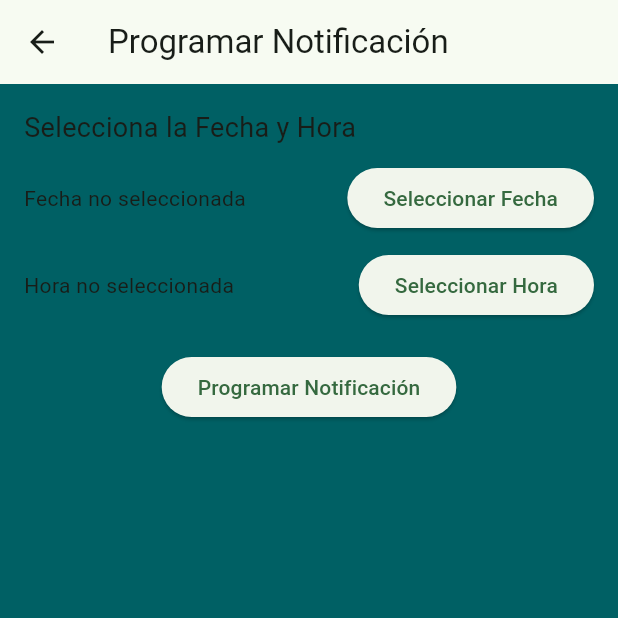
After one commit to santiagocarrilloT/Byls, a Flutter app: the NotificationsTransactions screen opened by its route, after a tap on "Programar Notificación", on a phone screen of 412 x 824 dp, the top half of it. The commit adds this screen. Run offline on Flutter 3.47's test engine with Material 3 defaults, Android fonts, the phone set to English and light mode, and no system bars; our stand-ins replace flutter_colorpicker, flutter_local_notifications, font_awesome_flutter, go_router, supabase_flutter, timezone; accounts and stored records are empty.

Commit message:
InicioCrear Notificaciones Programadas

```diff
--- a/lib/main.dart
+++ b/lib/main.dart
@@ -1,14 +1,28 @@
+import 'package:byls_app/services/notification_service.dart';
 import 'package:byls_app/services/supabase_service.dart';
 import 'package:flutter/material.dart';
+import 'package:flutter_local_notifications/flutter_local_notifications.dart';
 // ignore: depend_on_referenced_packages
 import 'src/App.dart';
 // ignore: depend_on_referenced_packages
 import 'package:supabase_flutter/supabase_flutter.dart';
+import 'package:timezone/data/latest.dart' as tz;
+
+
+final FlutterLocalNotificationsPlugin flutterLocalNotificationsPlugin =
+    FlutterLocalNotificationsPlugin();
 
 Future<void> main() async {
   WidgetsFlutterBinding.ensureInitialized();
   //await Uniservices.init();
 
+  //Configurar Zona Horaria de la aplicación (Para notificaciones locales)
+  tz.initializeTimeZones();
+
+  //Inicialización notificaciones locales (Android)
+  await NotificationService.inicializacion(flutterLocalNotificationsPlugin);
+
+  //Inicialización de Supabase
   await Supabase.initialize(
     url: 'https://vjfdvqliwmkhlkigitnt.supabase.co/',
     anonKey:
@@ -16,5 +30,6 @@ Future<void> main() async {
   );
   final supabaseService = SupabaseService();
 
+  // Inicialización de la aplicación
   runApp(MyApp(supabaseService: supabaseService));
 }
--- a/lib/router/routes.dart
+++ b/lib/router/routes.dart
@@ -4,6 +4,7 @@ import 'package:byls_app/src/pages/crearCategoria.dart';
 import 'package:byls_app/src/pages/currencyConvert.dart';
 import 'package:byls_app/src/pages/home.dart';
 import 'package:byls_app/src/pages/accountsForm.dart';
+import 'package:byls_app/src/pages/notificationsTransactions.dart';
 import 'package:byls_app/src/pages/optionsSettings.dart';
 import 'package:byls_app/src/pages/sigIn.dart';
 import 'package:byls_app/src/pages/signUp.dart';
@@ -161,6 +162,16 @@ class CustomRoutes {
           key: state.pageKey,
           child: const TransferAccounts(),
         );
-        }),
+      },
+    ),
+    GoRoute(
+      path: '/configurarNotificaciones',
+      pageBuilder: (context, state) {
+        return MaterialPage(
+          key: state.pageKey,
+          child: const NotificationsTransactions(),
+        );
+      },
+    ),
   ];
 }
--- /dev/null
+++ b/lib/src/pages/notificationsTransactions.dart
@@ -0,0 +1,171 @@
+import 'package:flutter/material.dart';
+import 'package:flutter_local_notifications/flutter_local_notifications.dart';
+import 'package:go_router/go_router.dart';
+import 'package:intl/intl.dart';
+import 'package:timezone/timezone.dart' as tz;
+import 'package:timezone/data/latest.dart' as tz;
+
+class NotificationsTransactions extends StatefulWidget {
+  const NotificationsTransactions({super.key});
+
+  @override
+  State<NotificationsTransactions> createState() =>
+      _NotificationsTransactionsState();
+}
+
+class _NotificationsTransactionsState extends State<NotificationsTransactions> {
+  final FlutterLocalNotificationsPlugin flutterLocalNotificationsPlugin =
+      FlutterLocalNotificationsPlugin();
+
+  DateTime? fechaSeleccionada;
+  TimeOfDay? horaSeleccionada;
+
+  //Función para visualizar el selector de fecha
+  Future<void> seleccionarFecha(BuildContext context) async {
+    final DateTime? fechaSeleccionada = await showDatePicker(
+      context: context,
+      initialDate: DateTime.now(),
+      firstDate: DateTime.now(),
+      lastDate: DateTime.now().add(
+        const Duration(days: 365),
+      ),
+    );
+    if (fechaSeleccionada != null) {
+      setState(() {
+        this.fechaSeleccionada = fechaSeleccionada;
+      });
+    }
+  }
+
+  //Función para visualizar el selector de hora
+  Future<void> seleccionarHora(BuildContext context) async {
+    final TimeOfDay? horaSeleccionada = await showTimePicker(
+      context: context,
+      initialTime: TimeOfDay.now(),
+    );
+    if (horaSeleccionada != null) {
+      setState(() {
+        this.horaSeleccionada = horaSeleccionada;
+      });
+    }
+  }
+
+  //Función para programar la notificación
+  Future _programarNotificacion(
+      {required FlutterLocalNotificationsPlugin fln}) async {
+    if (fechaSeleccionada != null && horaSeleccionada != null) {
+      final fechaHoraNotificacion = DateTime(
+        fechaSeleccionada!.year,
+        fechaSeleccionada!.month,
+        fechaSeleccionada!.day,
+        horaSeleccionada!.hour,
+        horaSeleccionada!.minute,
+      );
+      if (fechaHoraNotificacion.isAfter(DateTime.now())) {
+        AndroidNotificationDetails androidPlatformChannelSpecifics =
+            const AndroidNotificationDetails(
+          'transaccion_channel_id',
+          'Transacciones',
+          playSound: true,
+          importance: Importance.max,
+          priority: Priority.high,
+        );
+        var not = NotificationDetails(android: androidPlatformChannelSpecifics);
+
+        // Define el tiempo de la notificación
+        // Convertir DateTime a TZDateTime
+        final tz.TZDateTime tzFechaHoraNotificacion = tz.TZDateTime.from(
+          fechaHoraNotificacion,
+          tz.getLocation('America/Bogota'),
+        );
+
+        // Programa la notificación
+        await flutterLocalNotificationsPlugin.zonedSchedule(
+            0,
+            'Recordatorio de gasto',
+            'Es hora de registrar tus gastos e ingresos',
+            tzFechaHoraNotificacion,
+            not,
+            androidAllowWhileIdle: true,
+            uiLocalNotificationDateInterpretation:
+                UILocalNotificationDateInterpretation.absoluteTime);
+
+        ScaffoldMessenger.of(context).showSnackBar(
+          const SnackBar(content: Text('Notificación programada')),
+        );
+      } else {
+        ScaffoldMessenger.of(context).showSnackBar(
+          const SnackBar(
+              content: Text(
+                  'Selecciona una fecha y hora futura para la notificación')),
+        );
+      }
+    }
+  }
+
+  @override
+  Widget build(BuildContext context) {
+    return Scaffold(
+      appBar: AppBar(
+        title: const Text('Programar Notificación'),
+        leading: IconButton(
+          icon: const Icon(Icons.arrow_back),
+          onPressed: () {
+            context.go("/app_entry");
+          },
+        ),
+      ),
+      body: Padding(
+        padding: const EdgeInsets.all(16.0),
+        child: Column(
+          crossAxisAlignment: CrossAxisAlignment.start,
+          children: [
+            const Text(
+              'Selecciona la Fecha y Hora',
+              style: TextStyle(fontSize: 18),
+            ),
+            const SizedBox(height: 10),
+            Row(
+              mainAxisAlignment: MainAxisAlignment.spaceBetween,
+              children: [
+                Text(
+                  fechaSeleccionada == null
+                      ? 'Fecha no seleccionada'
+                      : DateFormat('yyyy-MM-dd').format(fechaSeleccionada!),
+                ),
+                ElevatedButton(
+                  onPressed: () => seleccionarFecha(context),
+                  child: const Text('Seleccionar Fecha'),
+                ),
+              ],
+            ),
+            const SizedBox(height: 10),
+            Row(
+              mainAxisAlignment: MainAxisAlignment.spaceBetween,
+              children: [
+                Text(
+                  horaSeleccionada == null
+                      ? 'Hora no seleccionada'
+                      : horaSeleccionada!.format(context),
+                ),
+                ElevatedButton(
+                  onPressed: () => seleccionarHora(context),
+                  child: const Text('Seleccionar Hora'),
+                ),
+              ],
+            ),
+            const SizedBox(height: 20),
+            Center(
+              child: ElevatedButton(
+                onPressed: () {
+                  _programarNotificacion(fln: flutterLocalNotificationsPlugin);
+                },
+                child: const Text('Programar Notificación'),
+              ),
+            ),
+          ],
+        ),
+      ),
+    );
+  }
+}
--- a/lib/src/pages/transaccion.dart
+++ b/lib/src/pages/transaccion.dart
@@ -149,7 +149,9 @@ class _TransaccionState extends State<Transaccion> {
           IconButton(
             icon: const Icon(Icons.notification_add,
                 color: Color.fromARGB(255, 63, 158, 81)),
-            onPressed: () async {},
+            onPressed: () async {
+              context.go('/configurarNotificaciones');
+            },
           ),
         ],
       ),
--- a/pubspec.yaml
+++ b/pubspec.yaml
@@ -43,6 +43,8 @@ dependencies:
   go_router: ^14.2.7
   http: ^1.2.2
   table_calendar: ^3.0.5
+  flutter_local_notifications: ^17.2.4
+  timezone: ^0.9.4
 
 dev_dependencies:
   flutter_test:
@@ -54,7 +56,6 @@ dev_dependencies:
   # package. See that file for information about deactivating specific lint
   # rules and activating additional ones.
   flutter_lints: ^4.0.0
-
 
 # For information on the generic Dart part of this file, see the
 # following page: https://dart.dev/tools/pub/pubspec
```
Also changed, not shown: lib/services/notification_service.dart (added, +14 -0 lines), lib/src/pages/transaccion_edit.dart (+5 -2 lines), pubspec.lock, 1 other file. Lines whose indentation alone changed are shown as unchanged.
